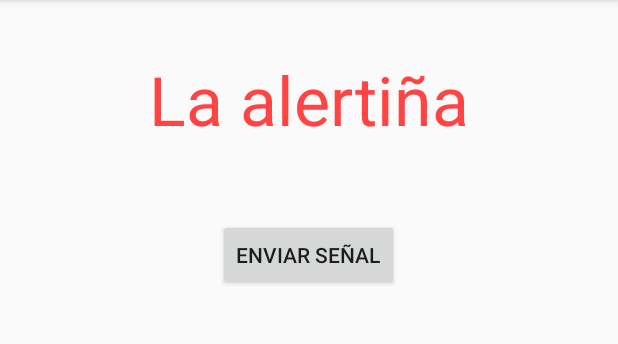
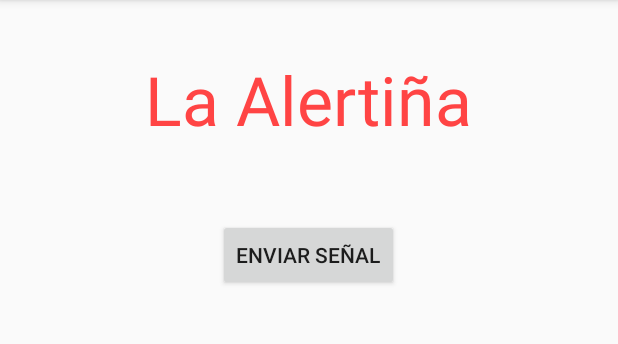
Before and after one commit to alejocastrillon/alertinha-android, an Android app: the screen it shows after launch (MainActivity), on a phone screen of 412 x 824 dp, the part 84-428 px from its top. Run offline under Robolectric (Android 15) with nearby library versions, the phone set to English and light mode, and no system bars.

Commit message:
Correccion nombre

```diff
--- a/ProyectoFinalDigital/app/src/main/res/layout/activity_main.xml
+++ b/ProyectoFinalDigital/app/src/main/res/layout/activity_main.xml
@@ -11,7 +11,7 @@
         android:layout_alignParentTop="true"
         android:layout_centerHorizontal="true"
         android:layout_marginTop="36dp"
-        android:text="La alertiña"
+        android:text="La Alertiña"
         android:textColor="@android:color/holo_red_light"
         android:textAppearance="@style/TextAppearance.AppCompat.Display2" />
 
```
